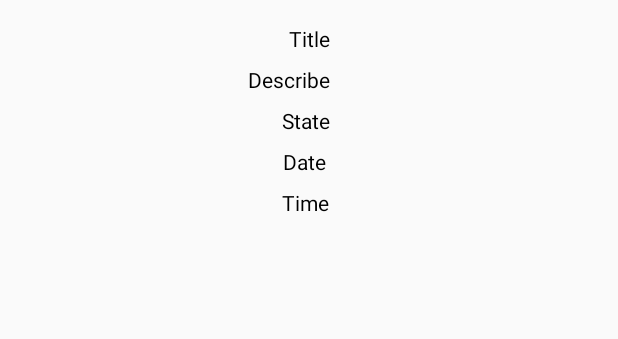
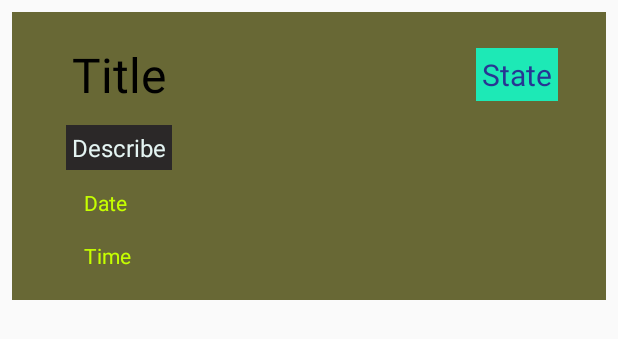
Before and after one commit to Rakhshanipr/Maktab36_HW13, an Android app: the layout recyclerview_list_task.xml on its own in the app's theme, with its tools: preview values and no code run, on a phone screen of 412 x 824 dp. Shown: the top 339 px of the screen. Run offline under Robolectric (Android 15) with nearby library versions, the phone set to English and light mode, and no system bars.

```diff
--- a/app/src/main/res/layout/recyclerview_list_task.xml
+++ b/app/src/main/res/layout/recyclerview_list_task.xml
@@ -1,18 +1,24 @@
 <?xml version="1.0" encoding="utf-8"?>
 <androidx.constraintlayout.widget.ConstraintLayout xmlns:android="http://schemas.android.com/apk/res/android"
     xmlns:app="http://schemas.android.com/apk/res-auto"
+    xmlns:tools="http://schemas.android.com/tools"
     android:id="@+id/constaintLayout_item_of_recyclerview_task"
     android:layout_width="match_parent"
-    android:layout_height="wrap_content">
+    android:layout_height="wrap_content"
+    android:layout_margin="8dp"
+    android:background="#686835">
 
     <TextView
         android:id="@+id/textView_recyclerview_title"
         android:layout_width="wrap_content"
         android:layout_height="wrap_content"
         android:layout_marginTop="16dp"
+        android:padding="4dp"
         android:text="Title"
         android:textColor="#000000"
+        android:textSize="32sp"
         app:layout_constraintEnd_toEndOf="parent"
+        app:layout_constraintHorizontal_bias="0.111"
         app:layout_constraintStart_toStartOf="parent"
         app:layout_constraintTop_toTopOf="parent" />
 
@@ -21,10 +27,12 @@
         android:layout_width="wrap_content"
         android:layout_height="wrap_content"
         android:layout_marginTop="8dp"
+        android:background="#2B2828"
+        android:inputType="textMultiLine"
+        android:padding="4dp"
         android:text="Describe"
-        android:textColor="#000000"
-        app:layout_constraintEnd_toEndOf="@+id/textView_recyclerview_title"
-        app:layout_constraintHorizontal_bias="1.0"
+        android:textColor="#E4F4F2"
+        android:textSize="16sp"
         app:layout_constraintStart_toStartOf="@+id/textView_recyclerview_title"
         app:layout_constraintTop_toBottomOf="@+id/textView_recyclerview_title" />
 
@@ -32,13 +40,15 @@
         android:id="@+id/textView_recyclerview_state"
         android:layout_width="wrap_content"
         android:layout_height="wrap_content"
-        android:layout_marginTop="8dp"
+        android:layout_marginEnd="32dp"
+        android:background="#1DE9B6"
+        android:padding="4dp"
         android:text="State"
-        android:textColor="#000000"
-        app:layout_constraintEnd_toEndOf="@+id/textView_recyclerview_describe"
-        app:layout_constraintHorizontal_bias="1.0"
-        app:layout_constraintStart_toStartOf="@+id/textView_recyclerview_describe"
-        app:layout_constraintTop_toBottomOf="@+id/textView_recyclerview_describe" />
+        android:textColor="#283593"
+        android:textSize="20sp"
+        app:layout_constraintBottom_toBottomOf="@+id/textView_recyclerview_title"
+        app:layout_constraintEnd_toEndOf="parent"
+        app:layout_constraintTop_toTopOf="@+id/textView_recyclerview_title" />
 
     <TextView
         android:id="@+id/textView_recyclerview_time"
@@ -46,11 +56,10 @@
         android:layout_height="wrap_content"
         android:layout_marginTop="8dp"
         android:layout_marginBottom="16dp"
+        android:padding="4dp"
         android:text="Time"
-        android:textColor="#000000"
+        android:textColor="#C6FF00"
         app:layout_constraintBottom_toBottomOf="parent"
-        app:layout_constraintEnd_toEndOf="@+id/textView_recyclerview_date"
-        app:layout_constraintHorizontal_bias="0.333"
         app:layout_constraintStart_toStartOf="@+id/textView_recyclerview_date"
         app:layout_constraintTop_toBottomOf="@+id/textView_recyclerview_date"
         app:layout_constraintVertical_bias="0.083" />
@@ -59,12 +68,12 @@
         android:id="@+id/textView_recyclerview_date"
         android:layout_width="wrap_content"
         android:layout_height="wrap_content"
+        android:layout_marginStart="8dp"
         android:layout_marginTop="8dp"
+        android:padding="4dp"
         android:text="Date"
-        android:textColor="#000000"
-        app:layout_constraintEnd_toEndOf="@+id/textView_recyclerview_state"
-        app:layout_constraintHorizontal_bias="0.25"
-        app:layout_constraintStart_toStartOf="@+id/textView_recyclerview_state"
-        app:layout_constraintTop_toBottomOf="@+id/textView_recyclerview_state" />
+        android:textColor="#C6FF00"
+        app:layout_constraintStart_toStartOf="@+id/textView_recyclerview_describe"
+        app:layout_constraintTop_toBottomOf="@+id/textView_recyclerview_describe" />
 
 </androidx.constraintlayout.widget.ConstraintLayout>
```
Also changed, not shown: app/src/main/java/com/example/hw13/controller/fragment/EditTaskFragment.java (added, +43 -0 lines), app/src/main/java/com/example/hw13/controller/fragment/ListTaskFragment.java (+22 -4 lines), app/src/main/res/layout/fragment_edit_task.xml (added, +162 -0 lines).
